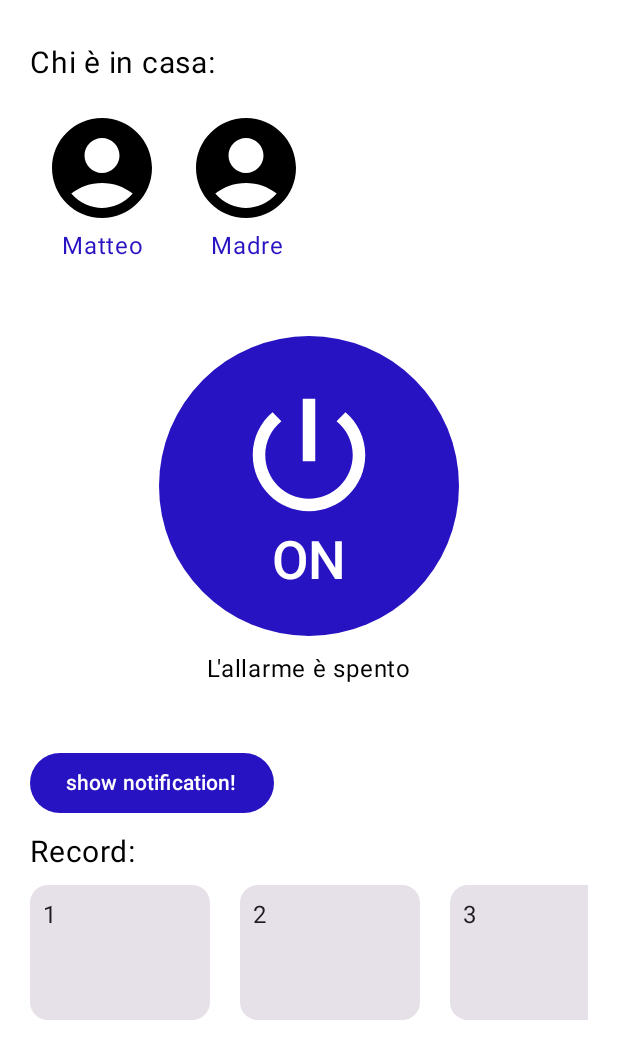
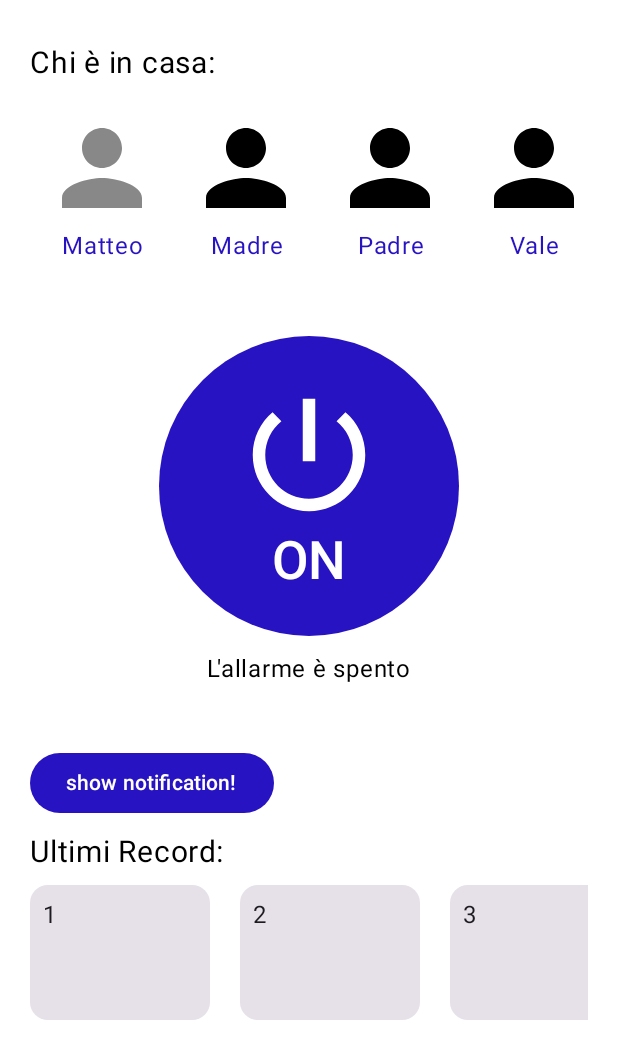
Before and after one commit to matteraggi/Home-Security-App, an Android app built with Jetpack Compose: the composable BottomNavGraph shown on its own in the app's theme, after a tap on "Matteo", on a phone screen of 412 x 824 dp. Shown: the top 1059 px of the screen. Run offline under Robolectric (Android 15) with nearby library versions, the phone set to English and light mode, and no system bars; libraries missing offline, so code that uses them is left out: com.amplifyframework, com.amplifyframework.auth, com.amplifyframework.kotlin, com.amplifyframework.ui; 7 statements that could not run were skipped.

Commit message:
feat: users inside or not

```diff
--- a/app/build.gradle.kts
+++ b/app/build.gradle.kts
@@ -73,6 +73,7 @@ dependencies {
     implementation("androidx.compose.material:material-icons-extended:1.6.5")
     implementation("androidx.work:work-runtime:2.9.0")
     implementation("io.coil-kt:coil-compose:2.4.0")
+    implementation("com.google.android.gms:play-services-nfc")
     coreLibraryDesugaring ("com.android.tools:desugar_jdk_libs:2.0.4")
     testImplementation("junit:junit:4.13.2")
     androidTestImplementation("androidx.test.ext:junit:1.1.5")
--- a/app/src/main/AndroidManifest.xml
+++ b/app/src/main/AndroidManifest.xml
@@ -4,6 +4,7 @@
 
     <uses-permission android:name="android.permission.FOREGROUND_SERVICE" />
     <uses-permission android:name="android.permission.POST_NOTIFICATIONS" />
+    <uses-permission android:name="android.permission.NFC"/>
 
     <application
         android:name=".RunningApp"
--- a/app/src/main/java/com/example/homesecurity/BottomNavGraph.kt
+++ b/app/src/main/java/com/example/homesecurity/BottomNavGraph.kt
@@ -30,7 +30,7 @@ fun BottomNavGraph(navController: NavHostController, paddingValues: PaddingValue
             RecordScreen(navController)
         }
         composable(route = BottomBarScreen.Home.route) {
-            HomeScreen()
+            HomeScreen(navController)
         }
         composable(route = BottomBarScreen.SmartObj.route) {
             SmartObjScreen()
--- a/app/src/main/java/com/example/homesecurity/ui/home/HomeScreen.kt
+++ b/app/src/main/java/com/example/homesecurity/ui/home/HomeScreen.kt
@@ -1,6 +1,5 @@
 package com.example.homesecurity.ui.home
 
-import android.widget.Toast
 import androidx.compose.foundation.background
 import androidx.compose.foundation.clickable
 import androidx.compose.foundation.layout.Box
@@ -12,7 +11,6 @@ import androidx.compose.foundation.layout.size
 import androidx.compose.foundation.lazy.LazyRow
 import androidx.compose.foundation.shape.CircleShape
 import androidx.compose.material.icons.Icons
-import androidx.compose.material.icons.filled.AccountCircle
 import androidx.compose.material.icons.filled.PowerSettingsNew
 import androidx.compose.material3.Button
 import androidx.compose.material3.Card
@@ -20,32 +18,46 @@ import androidx.compose.material3.Icon
 import androidx.compose.material3.MaterialTheme
 import androidx.compose.material3.Text
 import androidx.compose.runtime.Composable
+import androidx.compose.runtime.mutableStateOf
 import androidx.compose.runtime.remember
 import androidx.compose.ui.Alignment
 import androidx.compose.ui.Modifier
+import androidx.compose.ui.graphics.Color
 import androidx.compose.ui.platform.LocalContext
 import androidx.compose.ui.res.colorResource
+import androidx.compose.ui.res.painterResource
 import androidx.compose.ui.text.style.TextAlign
-import androidx.compose.ui.tooling.preview.Preview
 import androidx.compose.ui.unit.dp
 import androidx.compose.ui.unit.sp
 import androidx.lifecycle.viewmodel.compose.viewModel
+import androidx.navigation.NavController
+import com.example.homesecurity.NotBottomBarPages
 import com.example.homesecurity.NotificationService
 import com.example.homesecurity.R
 
 @Composable
-fun HomeScreen() {
+fun HomeScreen(navController: NavController) {
     val people = remember {
         mutableListOf(
             PeopleBox(
                 name = "Matteo",
                 image = "immagine",
-                description = "sono io"
+                inside = true
             ),
             PeopleBox(
                 name = "Madre",
                 image = "immagine",
-                description = "è lei"
+                inside = true
+            ),
+            PeopleBox(
+                name = "Padre",
+                image = "immagine",
+                inside = true
+            ),
+            PeopleBox(
+                name = "Vale",
+                image = "immagine",
+                inside = true
             )
         )
     }
@@ -70,7 +82,7 @@ fun HomeScreen() {
         )
     }
 
-    val viewModel = viewModel<HomeViewModel>();
+    val viewModel = viewModel<HomeViewModel>()
 
     val service = NotificationService(LocalContext.current)
 
@@ -93,7 +105,7 @@ fun HomeScreen() {
         ){
             items(people.size) { index ->
                 val person = people[index]
-                PersonBox(text = person.name)
+                PersonBox(person)
             }
         }
 
@@ -111,11 +123,11 @@ fun HomeScreen() {
                 Icon(Icons.Default.PowerSettingsNew, contentDescription = null, modifier = Modifier
                     .size(100.dp)
                     .align(Alignment.CenterHorizontally))
-                Text(if (viewModel.button) "OFF" else "ON" ,fontSize = 35.sp,modifier = Modifier.align(Alignment.CenterHorizontally))
+                Text(if (viewModel.button.value) "OFF" else "ON" ,fontSize = 35.sp,modifier = Modifier.align(Alignment.CenterHorizontally))
             }
         }
         Text(
-            if (viewModel.buttonText) "L'allarme è acceso" else "L'allarme è spento",
+            if (viewModel.buttonText.value) "L'allarme è acceso" else "L'allarme è spento",
             modifier = Modifier
                 .align(Alignment.CenterHorizontally)
                 .padding(top = 10.dp),
@@ -124,13 +136,13 @@ fun HomeScreen() {
         Spacer(modifier = Modifier.size(40.dp))
 
         Button(onClick = {
-            service.showNotification();
+            service.showNotification()
         }) {
             Text("show notification!")
         }
 
         Text(
-            "Record:",
+            "Ultimi Record:",
             modifier = Modifier.padding(vertical = 10.dp),
             fontSize = 20.sp
         )
@@ -141,36 +153,37 @@ fun HomeScreen() {
         ){
             items(records.size) { index ->
                 val record = records[index]
-                RecordBox(text = record.timestamp)
+                RecordBox(text = record.timestamp, navController = navController)
             }
         }
     }
 }
 
 @Composable
-fun PersonBox(text: String) {
-    val context = LocalContext.current
+fun PersonBox(person: PeopleBox) {
+    val (inside, setInside) = remember { mutableStateOf(person.inside) }
     Box(
         modifier = Modifier
             .padding(8.dp)
             .clickable {
-                Toast
-                    .makeText(context, "Box clicked: $text", Toast.LENGTH_SHORT)
-                    .show()
+                setInside(!inside)
             }
     ) {
         Column(horizontalAlignment = Alignment.CenterHorizontally){
-            Icon(imageVector = Icons.Default.AccountCircle, contentDescription = null, modifier = Modifier.size(80.dp))
-            Text(text = text, textAlign = TextAlign.Center, color = MaterialTheme.colorScheme.primary)
+            Icon(
+                painterResource(id = R.drawable.ic_baseline_person_24),
+                contentDescription = null,
+                tint = if(inside) Color.Black else Color.Gray,
+                modifier = Modifier.size(80.dp))
+            Text(text = person.name, textAlign = TextAlign.Center, color = MaterialTheme.colorScheme.primary)
         }
     }
 }
 
 @Composable
-fun RecordBox(text: String) {
-    val context = LocalContext.current
+fun RecordBox(text: String, navController: NavController) {
     Card(
-        onClick = { Toast.makeText(context, "Box clicked: $text", Toast.LENGTH_SHORT).show() },
+        onClick = { navController.navigate(NotBottomBarPages.SingleRecord.withArgs(text)) },
         modifier = Modifier.size(width = 120.dp, height = 90.dp),
     ) {
         Box(modifier = Modifier.padding(8.dp)) {
@@ -179,10 +192,3 @@ fun RecordBox(text: String) {
     }
     Spacer(modifier = Modifier.size(20.dp))
 }
-
-
-@Composable
-@Preview
-fun HomeScreenPreview() {
-    HomeScreen()
-}
--- a/app/src/main/java/com/example/homesecurity/ui/home/HomeViewModel.kt
+++ b/app/src/main/java/com/example/homesecurity/ui/home/HomeViewModel.kt
@@ -4,12 +4,14 @@ import androidx.compose.runtime.mutableStateOf
 import androidx.lifecycle.ViewModel
 
 class HomeViewModel : ViewModel() {
-    var button = mutableStateOf(false).value;
-    var buttonText = mutableStateOf(false).value
+    var button = mutableStateOf(false)
+    var buttonText = mutableStateOf(false)
+
+
 
     fun changeButtonState() {
-        button = !button;
-        buttonText = !buttonText
+        button.value = !button.value
+        buttonText.value = !buttonText.value
     }
 
 }
--- a/app/src/main/java/com/example/homesecurity/ui/home/PeopleBox.kt
+++ b/app/src/main/java/com/example/homesecurity/ui/home/PeopleBox.kt
@@ -3,5 +3,5 @@ package com.example.homesecurity.ui.home
 data class PeopleBox(
     val name: String,
     val image: String,
-    val description: String
+    val inside: Boolean
 )
--- /dev/null
+++ b/app/src/main/res/drawable/ic_baseline_person_24.xml
@@ -0,0 +1,5 @@
+<vector android:height="24dp" android:tint="#000000"
+    android:viewportHeight="24" android:viewportWidth="24"
+    android:width="24dp" xmlns:android="http://schemas.android.com/apk/res/android">
+    <path android:fillColor="@android:color/white" android:pathData="M12,12c2.21,0 4,-1.79 4,-4s-1.79,-4 -4,-4 -4,1.79 -4,4 1.79,4 4,4zM12,14c-2.67,0 -8,1.34 -8,4v2h16v-2c0,-2.66 -5.33,-4 -8,-4z"/>
+</vector>
```
